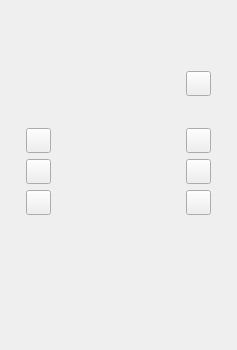
Above: plugins/robots/interpreters/trikKitInterpreterCommon/src/trikDisplayWidget.ui from qreal/qreal before the change. Below: the same form after it.
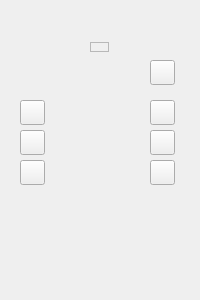
That is the form after the change. Icons and pictures are not drawn. Custom widgets are drawn as their Qt base class.

Commit message: Buttons on TRIK display emulator made having arrows

```diff
--- a/plugins/robots/interpreters/trikKitInterpreterCommon/src/trikDisplayWidget.ui
+++ b/plugins/robots/interpreters/trikKitInterpreterCommon/src/trikDisplayWidget.ui
@@ -6,13 +6,16 @@
    <rect>
     <x>0</x>
     <y>0</y>
-    <width>237</width>
-    <height>350</height>
+    <width>200</width>
+    <height>300</height>
    </rect>
   </property>
   <property name="windowTitle">
    <string>Trik Display</string>
   </property>
+  <property name="autoFillBackground">
+   <bool>false</bool>
+  </property>
   <property name="styleSheet">
    <string notr="true">QPushButton{
 	border-image: url(://icons/button_off.png);
@@ -22,15 +25,15 @@
 }
 </string>
   </property>
-  <layout class="QGridLayout" name="gridLayout">
-   <property name="layoutHorizontalSpacing" stdset="0">
-    <number>0</number>
-   </property>
-   <property name="layoutVerticalSpacing" stdset="0">
-    <number>0</number>
-   </property>
-   <item row="1" column="4">
     <widget class="QPushButton" name="buttonPower">
+   <property name="geometry">
+    <rect>
+     <x>150</x>
+     <y>60</y>
+     <width>25</width>
+     <height>25</height>
+    </rect>
+   </property>
      <property name="sizePolicy">
       <sizepolicy hsizetype="Minimum" vsizetype="Minimum">
        <horstretch>1</horstretch>
@@ -56,29 +59,15 @@
       <bool>false</bool>
      </property>
     </widget>
-   </item>
-   <item row="1" column="5" rowspan="5">
-    <widget class="QWidget" name="widget_4" native="true">
-     <property name="sizePolicy">
-      <sizepolicy hsizetype="Preferred" vsizetype="Preferred">
-       <horstretch>2</horstretch>
-       <verstretch>0</verstretch>
-      </sizepolicy>
-     </property>
-    </widget>
-   </item>
-   <item row="6" column="2" colspan="2">
-    <widget class="QWidget" name="widget" native="true">
-     <property name="sizePolicy">
-      <sizepolicy hsizetype="Preferred" vsizetype="Preferred">
-       <horstretch>0</horstretch>
-       <verstretch>11</verstretch>
-      </sizepolicy>
-     </property>
-    </widget>
-   </item>
-   <item row="5" column="4">
     <widget class="QPushButton" name="buttonEnter">
+   <property name="geometry">
+    <rect>
+     <x>150</x>
+     <y>160</y>
+     <width>25</width>
+     <height>25</height>
+    </rect>
+   </property>
      <property name="sizePolicy">
       <sizepolicy hsizetype="Minimum" vsizetype="Minimum">
        <horstretch>1</horstretch>
@@ -104,9 +93,15 @@
       <bool>false</bool>
      </property>
     </widget>
-   </item>
-   <item row="3" column="4">
     <widget class="QPushButton" name="buttonEscape">
+   <property name="geometry">
+    <rect>
+     <x>150</x>
+     <y>100</y>
+     <width>25</width>
+     <height>25</height>
+    </rect>
+   </property>
      <property name="sizePolicy">
       <sizepolicy hsizetype="Minimum" vsizetype="Minimum">
        <horstretch>1</horstretch>
@@ -132,44 +127,15 @@
       <bool>false</bool>
      </property>
     </widget>
-   </item>
-   <item row="0" column="2" colspan="2">
-    <widget class="QWidget" name="widget_2" native="true">
-     <property name="sizePolicy">
-      <sizepolicy hsizetype="Preferred" vsizetype="Preferred">
-       <horstretch>0</horstretch>
-       <verstretch>5</verstretch>
-      </sizepolicy>
-     </property>
-     <widget class="QFrame" name="led">
-      <property name="geometry">
-       <rect>
-        <x>40</x>
-        <y>30</y>
-        <width>21</width>
-        <height>20</height>
-       </rect>
-      </property>
-      <property name="autoFillBackground">
-       <bool>true</bool>
-      </property>
-      <property name="styleSheet">
-       <string notr="true"/>
-      </property>
-      <property name="frameShape">
-       <enum>QFrame::Panel</enum>
-      </property>
-      <property name="frameShadow">
-       <enum>QFrame::Raised</enum>
-      </property>
-      <property name="lineWidth">
-       <number>0</number>
-      </property>
-     </widget>
-    </widget>
-   </item>
-   <item row="4" column="1">
     <widget class="QPushButton" name="buttonLeft">
+   <property name="geometry">
+    <rect>
+     <x>20</x>
+     <y>130</y>
+     <width>25</width>
+     <height>25</height>
+    </rect>
+   </property>
      <property name="sizePolicy">
       <sizepolicy hsizetype="Minimum" vsizetype="Minimum">
        <horstretch>1</horstretch>
@@ -195,19 +161,15 @@
       <bool>false</bool>
      </property>
     </widget>
-   </item>
-   <item row="1" column="0" rowspan="5">
-    <widget class="QWidget" name="widget_5" native="true">
-     <property name="sizePolicy">
-      <sizepolicy hsizetype="Preferred" vsizetype="Preferred">
-       <horstretch>2</horstretch>
-       <verstretch>0</verstretch>
-      </sizepolicy>
-     </property>
-    </widget>
-   </item>
-   <item row="5" column="1">
     <widget class="QPushButton" name="buttonDown">
+   <property name="geometry">
+    <rect>
+     <x>20</x>
+     <y>160</y>
+     <width>25</width>
+     <height>25</height>
+    </rect>
+   </property>
      <property name="sizePolicy">
       <sizepolicy hsizetype="Minimum" vsizetype="Minimum">
        <horstretch>1</horstretch>
@@ -233,9 +195,15 @@
       <bool>false</bool>
      </property>
     </widget>
-   </item>
-   <item row="4" column="4">
     <widget class="QPushButton" name="buttonRight">
+   <property name="geometry">
+    <rect>
+     <x>150</x>
+     <y>130</y>
+     <width>25</width>
+     <height>25</height>
+    </rect>
+   </property>
      <property name="sizePolicy">
       <sizepolicy hsizetype="Minimum" vsizetype="Minimum">
        <horstretch>1</horstretch>
@@ -261,9 +229,15 @@
       <bool>false</bool>
      </property>
     </widget>
-   </item>
-   <item row="3" column="1">
     <widget class="QPushButton" name="buttonUp">
+   <property name="geometry">
+    <rect>
+     <x>20</x>
+     <y>100</y>
+     <width>25</width>
+     <height>25</height>
+    </rect>
+   </property>
      <property name="sizePolicy">
       <sizepolicy hsizetype="Minimum" vsizetype="Minimum">
        <horstretch>1</horstretch>
@@ -289,31 +263,47 @@
       <bool>false</bool>
      </property>
     </widget>
-   </item>
-   <item row="2" column="4">
-    <spacer name="verticalSpacer">
-     <property name="orientation">
-      <enum>Qt::Vertical</enum>
-     </property>
-     <property name="sizeHint" stdset="0">
-      <size>
-       <width>20</width>
-       <height>20</height>
-      </size>
-     </property>
-    </spacer>
-   </item>
-   <item row="1" column="2" rowspan="5" colspan="2">
     <widget class="qReal::ui::PaintWidget" name="display" native="true">
+   <property name="geometry">
+    <rect>
+     <x>54</x>
+     <y>63</y>
+     <width>91</width>
+     <height>123</height>
+    </rect>
+   </property>
      <property name="sizePolicy">
       <sizepolicy hsizetype="Preferred" vsizetype="Preferred">
        <horstretch>13</horstretch>
        <verstretch>0</verstretch>
       </sizepolicy>
      </property>
-    </widget>
-   </item>
-  </layout>
+   <property name="autoFillBackground">
+    <bool>false</bool>
+   </property>
+  </widget>
+  <widget class="QFrame" name="led">
+   <property name="geometry">
+    <rect>
+     <x>90</x>
+     <y>42</y>
+     <width>19</width>
+     <height>10</height>
+    </rect>
+   </property>
+   <property name="autoFillBackground">
+    <bool>true</bool>
+   </property>
+   <property name="frameShape">
+    <enum>QFrame::StyledPanel</enum>
+   </property>
+   <property name="frameShadow">
+    <enum>QFrame::Raised</enum>
+   </property>
+   <property name="lineWidth">
+    <number>0</number>
+   </property>
+  </widget>
  </widget>
  <customwidgets>
   <customwidget>
```
Left out of the diff: 54 changed lines with no effect on the pictures. Lines whose indentation alone changed are shown as unchanged. The commit also changes 19 other files.
